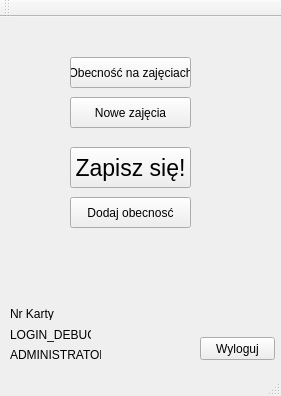
First picture: the form in mainwindow.ui, repository MichalKNR/FitMaster5000, before the edit.
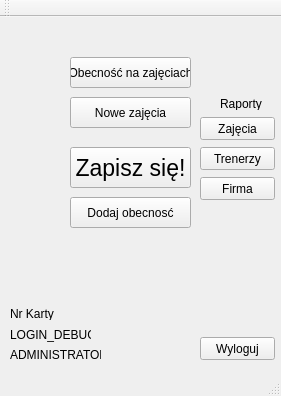
Second picture: the form after the edit.

Patch:
```diff
--- a/mainwindow.ui
+++ b/mainwindow.ui
@@ -123,6 +123,58 @@
      <string>Dodaj obecnosć</string>
     </property>
    </widget>
+   <widget class="QPushButton" name="RAP_events_PB">
+    <property name="geometry">
+     <rect>
+      <x>200</x>
+      <y>100</y>
+      <width>75</width>
+      <height>23</height>
+     </rect>
+    </property>
+    <property name="text">
+     <string>Zajęcia</string>
+    </property>
+   </widget>
+   <widget class="QPushButton" name="RAP_coaches_PB">
+    <property name="geometry">
+     <rect>
+      <x>200</x>
+      <y>130</y>
+      <width>75</width>
+      <height>23</height>
+     </rect>
+    </property>
+    <property name="text">
+     <string>Trenerzy</string>
+    </property>
+   </widget>
+   <widget class="QPushButton" name="RAP_FITMASTER_PB">
+    <property name="geometry">
+     <rect>
+      <x>200</x>
+      <y>160</y>
+      <width>75</width>
+      <height>23</height>
+     </rect>
+    </property>
+    <property name="text">
+     <string>Firma</string>
+    </property>
+   </widget>
+   <widget class="QLabel" name="label_2">
+    <property name="geometry">
+     <rect>
+      <x>220</x>
+      <y>80</y>
+      <width>47</width>
+      <height>13</height>
+     </rect>
+    </property>
+    <property name="text">
+     <string>Raporty</string>
+    </property>
+   </widget>
   </widget>
   <widget class="QMenuBar" name="menuBar">
    <property name="geometry">
```
